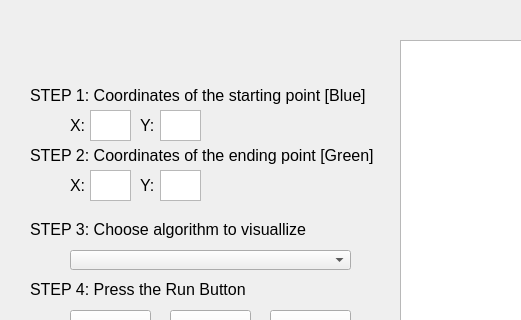
KostasAngel/Visualization-of-Path-finding-Algorithms, file main_window.ui: the form before one commit; both pictures show x 0 to 521 and y 0 to 320 of the 1098 by 775 pixel window.
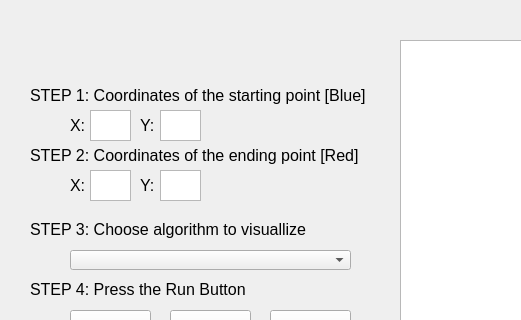
The form after the commit.

Commit message: change goal point color to red

The edit to the form file:
```diff
--- a/main_window.ui
+++ b/main_window.ui
@@ -253,7 +253,7 @@
      </font>
     </property>
     <property name="text">
-     <string>STEP 2: Coordinates of the ending point [Green]</string>
+     <string>STEP 2: Coordinates of the ending point [Red]</string>
     </property>
    </widget>
    <widget class="QPushButton" name="setRandomCoordinates">
```
The commit also changes 1 other file.
